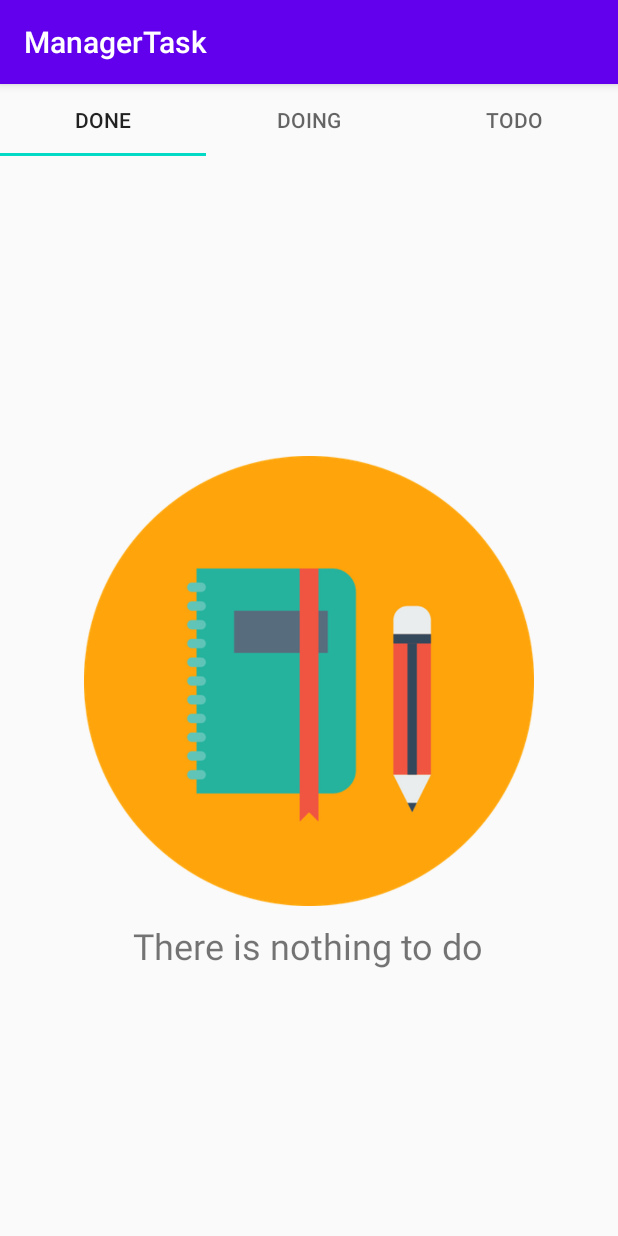
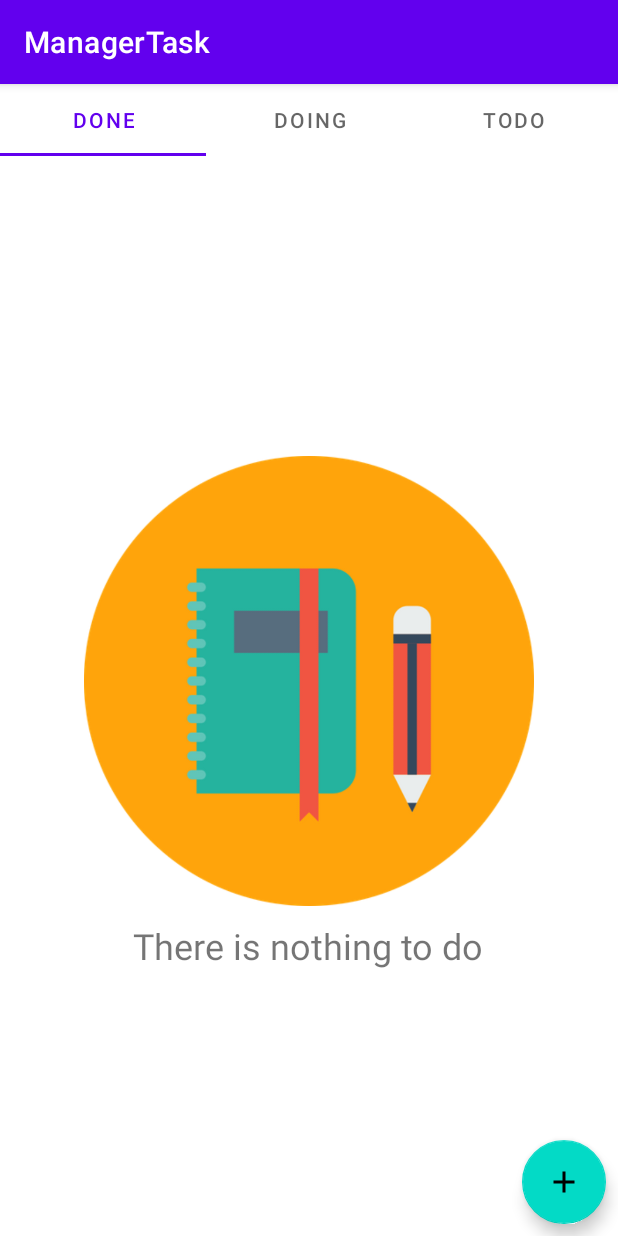
Before and after one commit to ArezooSadeghi/ManagerTask, an Android app: the screen it shows after launch (TaskPagerActivity), on a phone screen of 412 x 824 dp. Run offline under Robolectric (Android 15) with nearby library versions, the phone set to English and light mode, and no system bars; our stand-ins replace Room's generated code.

Commit message:
Add a FloatingActionButton for add new Task. Set Listener for it.

```diff
--- a/app/src/main/java/com/example/managertask/activity/TaskPagerActivity.java
+++ b/app/src/main/java/com/example/managertask/activity/TaskPagerActivity.java
@@ -3,6 +3,7 @@ package com.example.managertask.activity;
 import android.content.Context;
 import android.content.Intent;
 import android.os.Bundle;
+import android.view.View;
 
 import androidx.annotation.NonNull;
 import androidx.appcompat.app.AppCompatActivity;
@@ -12,28 +13,47 @@ import androidx.viewpager2.adapter.FragmentStateAdapter;
 import androidx.viewpager2.widget.ViewPager2;
 
 import com.example.managertask.R;
+import com.example.managertask.adapter.TaskAdapter;
+import com.example.managertask.fragment.DialogAddNewTaskFragment;
 import com.example.managertask.fragment.DoingFragment;
 import com.example.managertask.fragment.DoneFragment;
 import com.example.managertask.fragment.TodoFragment;
+import com.google.android.material.floatingactionbutton.FloatingActionButton;
 import com.google.android.material.tabs.TabLayout;
 import com.google.android.material.tabs.TabLayoutMediator;
 
 public class TaskPagerActivity extends AppCompatActivity {
     private ViewPager2 mViewPager;
     private TabLayout mTabLayout;
+    private FloatingActionButton mFabAdd;
+    public static final String TAG = "TPA";
 
     @Override
     protected void onCreate(Bundle savedInstanceState) {
         super.onCreate(savedInstanceState);
         setContentView(R.layout.activity_taskpager);
         findViews();
+        setListeners();
         initViews();
     }
 
     private void findViews() {
         mViewPager = findViewById(R.id.viewpager);
         mTabLayout = findViewById(R.id.tablayout);
+        mFabAdd = findViewById(R.id.fab_add);
     }
+
+
+    private void setListeners() {
+        mFabAdd.setOnClickListener(new View.OnClickListener() {
+            @Override
+            public void onClick(View view) {
+                DialogAddNewTaskFragment dialogAddNewTaskFragment = DialogAddNewTaskFragment.newInstance();
+                dialogAddNewTaskFragment.show(getSupportFragmentManager(), TAG);
+            }
+        });
+    }
+
 
     private void initViews() {
         mViewPager.setAdapter(new TaskPagerAdapter(this));
--- a/app/src/main/java/com/example/managertask/database/TaskDao.java
+++ b/app/src/main/java/com/example/managertask/database/TaskDao.java
@@ -25,6 +25,9 @@ public interface TaskDao {
     @Delete
     void delete(Task...tasks);
 
+    @Delete
+    void reset(List<Task> tasks);
+
     @Update
     void update(Task...tasks);
 }
--- a/app/src/main/java/com/example/managertask/database/TaskDatabase.java
+++ b/app/src/main/java/com/example/managertask/database/TaskDatabase.java
@@ -4,10 +4,12 @@ import android.content.Context;
 
 import androidx.room.Room;
 import androidx.room.RoomDatabase;
+import androidx.room.TypeConverters;
 
 import com.example.managertask.model.Task;
 
 @androidx.room.Database(entities = {Task.class}, version = 1, exportSchema = false)
+@TypeConverters({Converter.class})
 public abstract class TaskDatabase extends RoomDatabase {
     private static TaskDatabase sDatabase;
 
--- a/app/src/main/java/com/example/managertask/model/Task.java
+++ b/app/src/main/java/com/example/managertask/model/Task.java
@@ -3,6 +3,8 @@ package com.example.managertask.model;
 import androidx.room.ColumnInfo;
 import androidx.room.Entity;
 import androidx.room.PrimaryKey;
+
+import java.util.Date;
 
 @Entity(tableName = "task_table")
 public class Task {
@@ -48,4 +50,5 @@ public class Task {
     public String getDescription() {
         return mDescription;
     }
+
 }
--- /dev/null
+++ b/app/src/main/res/drawable/ic_add.xml
@@ -0,0 +1,5 @@
+<vector android:height="24dp" android:tint="#FFFFFF"
+    android:viewportHeight="24" android:viewportWidth="24"
+    android:width="24dp" xmlns:android="http://schemas.android.com/apk/res/android">
+    <path android:fillColor="@android:color/white" android:pathData="M19,13h-6v6h-2v-6H5v-2h6V5h2v6h6v2z"/>
+</vector>
--- a/app/src/main/res/layout/activity_taskpager.xml
+++ b/app/src/main/res/layout/activity_taskpager.xml
@@ -1,10 +1,14 @@
 <?xml version="1.0" encoding="utf-8"?>
-<LinearLayout xmlns:android="http://schemas.android.com/apk/res/android"
+<FrameLayout xmlns:android="http://schemas.android.com/apk/res/android"
     xmlns:tools="http://schemas.android.com/tools"
     android:layout_width="match_parent"
     android:layout_height="match_parent"
-    android:orientation="vertical"
     tools:context=".activity.TaskPagerActivity">
+
+    <LinearLayout
+        android:layout_width="match_parent"
+        android:layout_height="match_parent"
+        android:orientation="vertical">
 
         <com.google.android.material.tabs.TabLayout
             android:id="@+id/tablayout"
@@ -15,5 +19,15 @@
             android:id="@+id/viewpager"
             android:layout_width="wrap_content"
             android:layout_height="wrap_content" />
+    </LinearLayout>
 
-</LinearLayout>
+    <com.google.android.material.floatingactionbutton.FloatingActionButton
+        android:id="@+id/fab_add"
+        android:layout_width="wrap_content"
+        android:layout_height="wrap_content"
+        android:layout_gravity="bottom|end"
+        android:layout_marginRight="8dp"
+        android:layout_marginBottom="8dp"
+        android:src="@drawable/ic_add" />
+
+</FrameLayout>
--- a/app/src/main/res/values/strings.xml
+++ b/app/src/main/res/values/strings.xml
@@ -6,4 +6,5 @@
     <string name="doing_tab">DOING</string>
     <string name="todo_tab">TODO</string>
     <string name="empty_recyclerview">There is nothing to do</string>
+    <string name="title">Title</string>
 </resources>
--- a/app/src/main/res/values/styles.xml
+++ b/app/src/main/res/values/styles.xml
@@ -1,6 +1,6 @@
 <resources>
     <!-- Base application theme. -->
-    <style name="AppTheme" parent="Theme.AppCompat.Light.DarkActionBar">
+    <style name="AppTheme" parent="Theme.MaterialComponents.Light.DarkActionBar">
         <!-- Customize your theme here. -->
         <item name="colorPrimary">@color/colorPrimary</item>
         <item name="colorPrimaryDark">@color/colorPrimaryDark</item>
```
Also changed, not shown: app/src/main/java/com/example/managertask/database/Converter.java (added, +18 -0 lines), app/src/main/java/com/example/managertask/fragment/DialogAddNewTaskFragment.java (added, +68 -0 lines), app/src/main/res/layout/fragment_dialog_add_new_task.xml (added, +64 -0 lines). Lines whose indentation alone changed are shown as unchanged.
